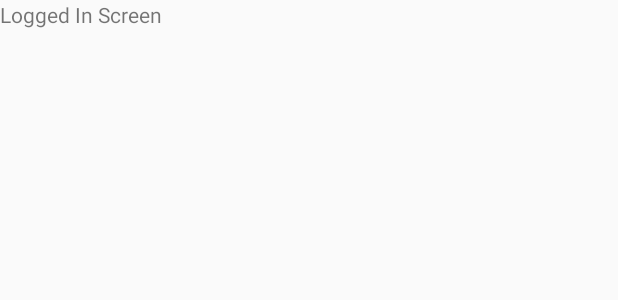
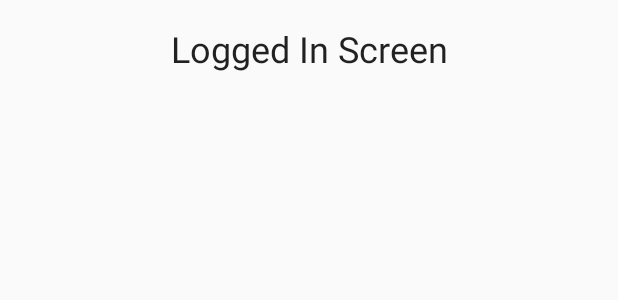
Before and after one commit to PawaraGunawardena/smart-door-lock, an Android app: the layout activity_logged_in.xml on its own in the app's theme, with its tools: preview values and no code run, on a phone screen of 412 x 824 dp. Shown: the top 300 px of the screen. Run offline under Robolectric (Android 15) with nearby library versions, the phone set to English and light mode, and no system bars.

Commit message:
code refactor

```diff
--- a/app/src/main/res/layout/activity_logged_in.xml
+++ b/app/src/main/res/layout/activity_logged_in.xml
@@ -6,9 +6,21 @@
     android:layout_height="match_parent"
     tools:context=".LoggedInActivity">
 
+    <FrameLayout
+        android:layout_width="match_parent"
+        android:layout_height="match_parent"
+        android:layout_marginEnd="16dp"
+        android:layout_marginLeft="16dp"
+        android:layout_marginRight="16dp"
+        android:layout_marginStart="16dp"
+        android:layout_marginTop="16dp"
+        app:layout_constraintEnd_toEndOf="parent"
+        app:layout_constraintStart_toStartOf="parent"
+        app:layout_constraintTop_toTopOf="parent">
+
         <LinearLayout
             android:layout_width="match_parent"
-        android:layout_height="509dp"
+            android:layout_height="match_parent"
             android:orientation="vertical"
             tools:layout_editor_absoluteY="3dp">
 
@@ -16,6 +28,10 @@
                 android:id="@+id/txtLoggedIn"
                 android:layout_width="match_parent"
                 android:layout_height="wrap_content"
-            android:text="Logged In Screen" />
+                android:gravity="center"
+                android:text="Logged In Screen"
+                android:textAppearance="@style/TextAppearance.AppCompat.Headline" />
         </LinearLayout>
+    </FrameLayout>
+
 </android.support.constraint.ConstraintLayout>
```
Also changed, not shown: app/src/main/java/com/crystall/smartlockprototype/LoggedInActivity.java (+16 -2 lines), app/src/main/java/com/crystall/smartlockprototype/authutil/firebase/AuthenticationUtility.java (+13 -16 lines), app/src/main/java/com/crystall/smartlockprototype/beans/firebase/Door.java (added, +25 -0 lines), app/src/main/java/com/crystall/smartlockprototype/beans/firebase/User.java (+11 -0 lines). Lines whose indentation alone changed are shown as unchanged.
